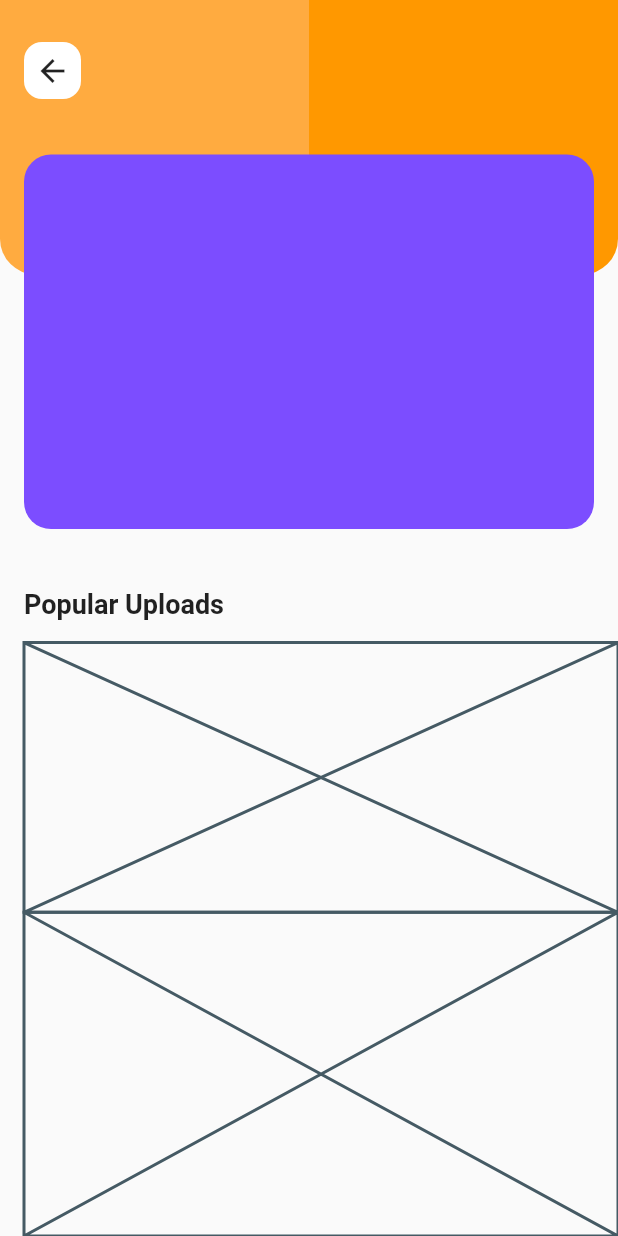
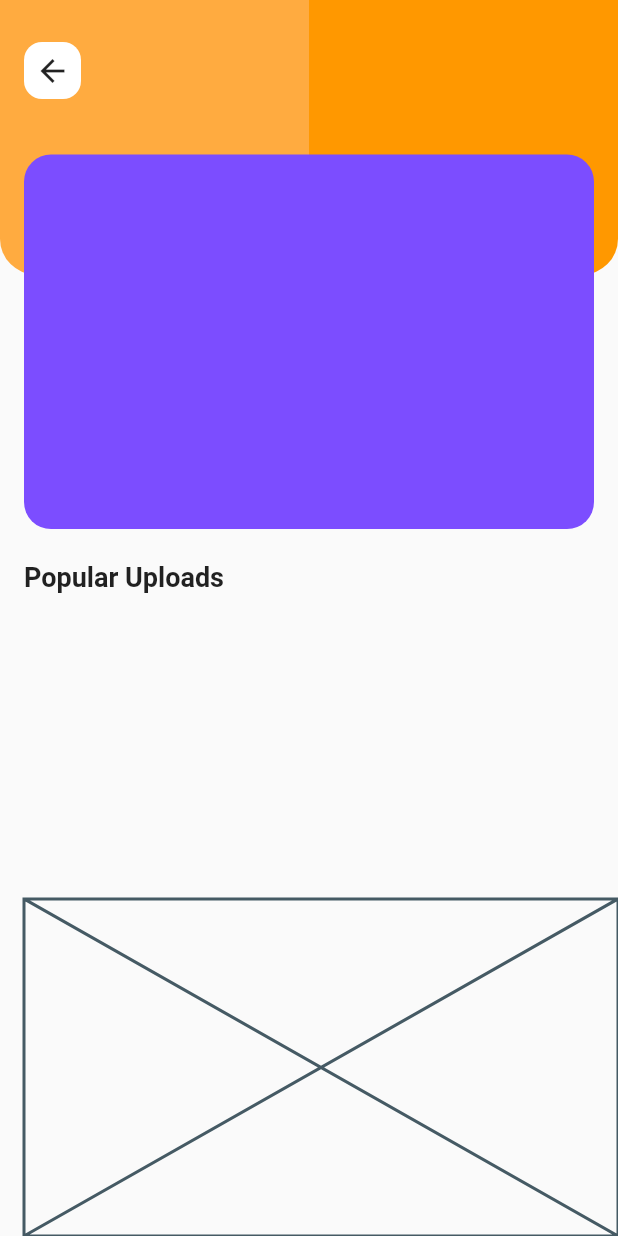
Before and after one commit to JAICHANGPARK/flutter_notebook_the_third_story, a Flutter app: the screen it shows after launch, on a phone screen of 412 x 824 dp. Run offline on Flutter 3.47's test engine with Material 2 defaults, Android fonts, the phone set to English and light mode, and no system bars; our stand-ins replace badges, dotted_border, fl_chart, google_fonts, page_transition, percent_indicator.

Commit message:
Update main_page.dart

```diff
--- a/lib/profile_concept_app/main_page.dart
+++ b/lib/profile_concept_app/main_page.dart
@@ -82,7 +82,7 @@ class MainPage extends StatelessWidget {
             left: 16,
             right: 0,
             bottom: 0,
-            top: MediaQuery.of(context).size.height / 2.1,
+            top: MediaQuery.of(context).size.height / 2.2,
             child: Column(
               children: <Widget>[
                 Expanded(
@@ -101,7 +101,12 @@ class MainPage extends StatelessWidget {
                       ),
                       Expanded(
                         flex: 10,
-                        child: Placeholder(),
+                        child: ListView.builder(
+                          itemBuilder: (context, index) {
+                            return Container();
+                          },
+                          itemCount: 3,
+                        ),
                       )
                     ],
                   ),
```
